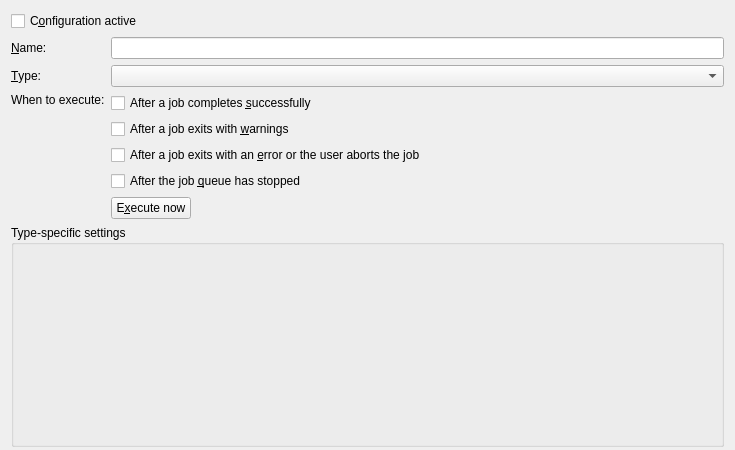
This is src/mkvtoolnix-gui/forms/main_window/prefs_run_program_widget.ui in jpsdr/MKVToolnix-Windows-7 as Qt 5 draws it before an edit. The edited form follows.
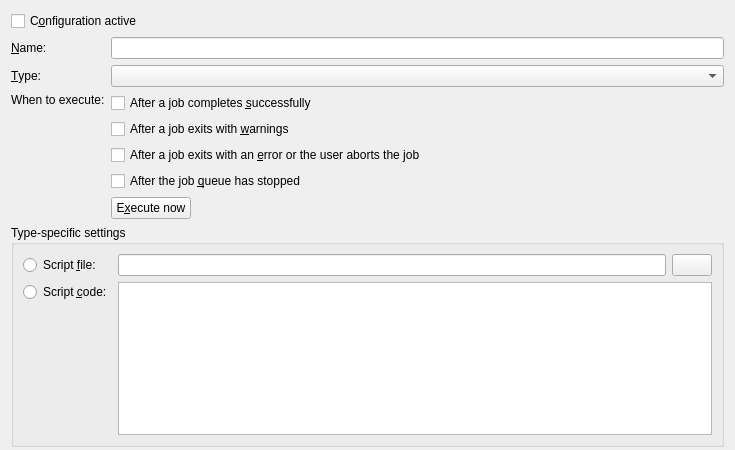
This is the edited form. The open tabs and pages were chosen to show the change. Icons and pictures are not drawn. Custom widgets are drawn as their Qt base class.

Commit message:
GUI: execute actions: add type "execute PowerShell script"
see #6254 for why this was implemented

Patch:
```diff
--- a/src/mkvtoolnix-gui/forms/main_window/prefs_run_program_widget.ui
+++ b/src/mkvtoolnix-gui/forms/main_window/prefs_run_program_widget.ui
@@ -294,6 +294,69 @@
           </item>
          </layout>
         </widget>
+        <widget class="QWidget" name="executePowerShellScriptTypePage">
+         <layout class="QGridLayout" name="gridLayout_3">
+          <item row="0" column="0">
+           <widget class="QRadioButton" name="rbPowerShellScriptIsFile">
+            <property name="text">
+             <string>Script &amp;file:</string>
+            </property>
+           </widget>
+          </item>
+          <item row="0" column="1">
+           <layout class="QHBoxLayout" name="horizontalLayout_4">
+            <item>
+             <widget class="QLineEdit" name="lePowerShellScriptFile">
+              <property name="clearButtonEnabled">
+               <bool>true</bool>
+              </property>
+             </widget>
+            </item>
+            <item>
+             <widget class="QPushButton" name="pbBrowsePowerShellScriptFile">
+              <property name="text">
+               <string notr="true"/>
+              </property>
+              <property name="icon">
+               <iconset theme="document-open"/>
+              </property>
+             </widget>
+            </item>
+           </layout>
+          </item>
+          <item row="1" column="0">
+           <layout class="QVBoxLayout" name="verticalLayout_2">
+            <item>
+             <widget class="QRadioButton" name="rbPowerShellScriptIsCode">
+              <property name="text">
+               <string>Script &amp;code:</string>
+              </property>
+             </widget>
+            </item>
+            <item>
+             <spacer name="verticalSpacer_2">
+              <property name="orientation">
+               <enum>Qt::Orientation::Vertical</enum>
+              </property>
+              <property name="sizeHint" stdset="0">
+               <size>
+                <width>20</width>
+                <height>13</height>
+               </size>
+              </property>
+             </spacer>
+            </item>
+           </layout>
+          </item>
+          <item row="1" column="1">
+           <widget class="QPlainTextEdit" name="ptePowerShellScriptCode">
+            <property name="lineWrapMode">
+             <enum>QPlainTextEdit::LineWrapMode::NoWrap</enum>
+            </property>
+           </widget>
+          </item>
+         </layout>
+        </widget>
        </widget>
       </item>
      </layout>
```
Left out of the diff: 8 changed lines with no effect on the pictures. The commit also changes 12 other files.
